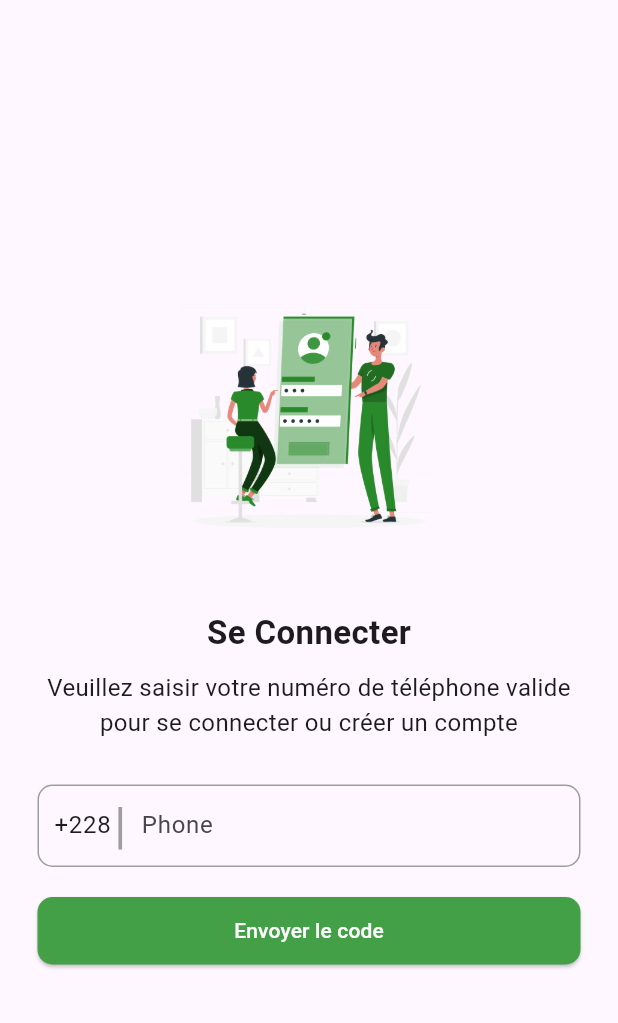
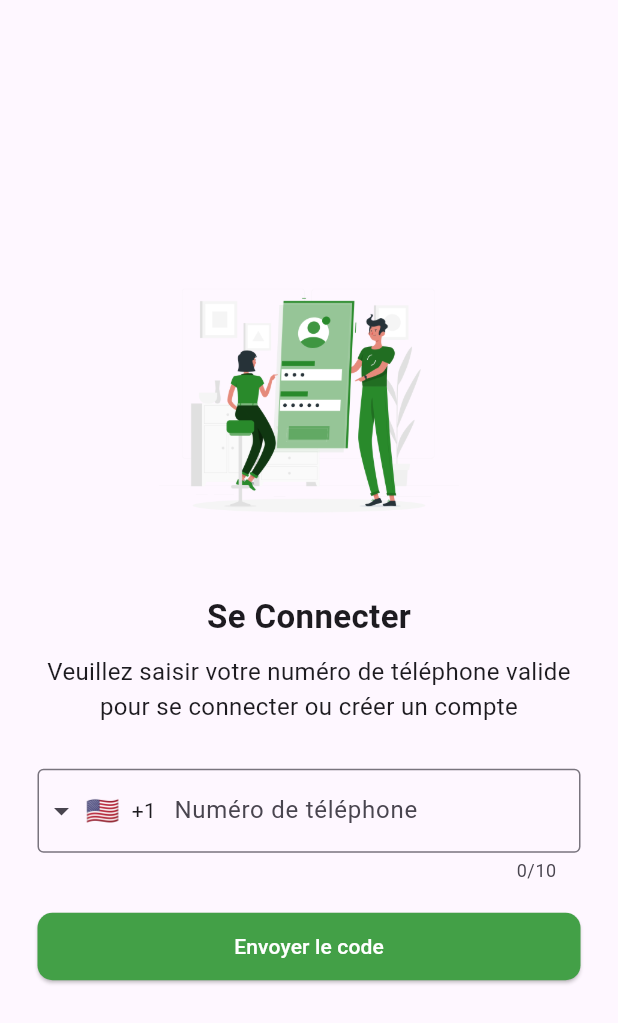
Before and after one commit to bienvenuFanagnon/konami, a Flutter app: the MyPhone screen opened by its route, on a phone screen of 412 x 824 dp. Shown: the top 1023 px of the screen. Run offline on Flutter 3.47's test engine with Material 3 defaults, Android fonts, the phone set to English and light mode, and no system bars; drawn by our look-alikes of intl_phone_field; our stand-ins replace awesome_dialog, badges, cached_network_image, carousel_slider, cloud_firestore, contained_tab_bar_view and 11 more; missing offline and left inert: flutter_email_sender, flutter_ticket, flutter_timer_countdown, pulp_flash; accounts and stored records are empty.

Commit message:
update v11

```diff
--- a/lib/models/soccers_models.dart
+++ b/lib/models/soccers_models.dart
@@ -41,6 +41,8 @@ class AppData {
   late bool app_is_valide=true;
 // "en attente", "validé", "rejeté"
 // "depot" ou "retrait"
+  List<String>? videos=[];
+
   late double soldeTotal;
   late double adminSolde;
 late int nombre_parrainage=20;
--- a/lib/pages/auth/phone.dart
+++ b/lib/pages/auth/phone.dart
@@ -2,6 +2,7 @@ import 'package:firebase_auth/firebase_auth.dart';
 import 'package:flutter/material.dart';
 import 'package:fluttertoast/fluttertoast.dart';
 import 'package:awesome_dialog/awesome_dialog.dart';
+import 'package:intl_phone_field/intl_phone_field.dart';
 import 'package:konami_bet/pages/auth/verify.dart';
 
 import 'function.dart';
@@ -17,6 +18,7 @@ class MyPhone extends StatefulWidget {
 class _MyPhoneState extends State<MyPhone> {
   TextEditingController countryController = TextEditingController();
   late String phone="";
+  late bool isValidPhoneNumber=false;
   late bool _isLoading = false;
   showErrorDialog(BuildContext context,String text) {
     AwesomeDialog(
@@ -44,6 +46,7 @@ class _MyPhoneState extends State<MyPhone> {
       _isLoading = true;
     });
     final _auth = FirebaseAuth.instance;
+    if (isValidPhoneNumber) {
       if (phone.isNotEmpty) {
 
         // notData=false;
@@ -89,8 +92,11 @@ class _MyPhoneState extends State<MyPhone> {
         // notData=true;
         setState(() {
           _isLoading = false;
+          isValidPhoneNumber=false;
         });
       }
+    }
+
   }
 
 
@@ -103,7 +109,9 @@ class _MyPhoneState extends State<MyPhone> {
 
   @override
   Widget build(BuildContext context) {
-    return Scaffold(
+    return WillPopScope(
+      onWillPop: () async => false,
+      child: Scaffold(
         body: Stack(
           children: [
             Container(
@@ -138,48 +146,32 @@ class _MyPhoneState extends State<MyPhone> {
                     SizedBox(
                       height: 30,
                     ),
-                  Container(
-                    height: 55,
-                    decoration: BoxDecoration(
-                        border: Border.all(width: 1, color: Colors.grey),
-                        borderRadius: BorderRadius.circular(10)),
-                    child: Row(
-                      mainAxisAlignment: MainAxisAlignment.center,
-                      children: [
-                        SizedBox(
-                          width: 10,
-                        ),
-                        SizedBox(
-                          width: 40,
-                          child: TextField(
-                            controller: countryController,
-                            keyboardType: TextInputType.number,
+                    IntlPhoneField(
+
                       decoration: InputDecoration(
-                              border: InputBorder.none,
+                        labelText: 'Numéro de téléphone',
+                        border: OutlineInputBorder(
+                          borderSide: BorderSide(),
                         ),
                       ),
+                    //  initialCountryCode: 'TG',
+                      onChanged: (ph) {
+                        print(ph.completeNumber);
+                        phone=ph.completeNumber;
+                      },
+                      validator: (p0) {
+                        isValidPhoneNumber=p0!.isValidNumber();
+                        if (!isValidPhoneNumber) {
+
+                          return 'Le numéro de téléphone est obligatoire.';
+                        }else{
+
+
+                        }
+                        return null;
+                      },
                     ),
-                        Text(
-                          "|",
-                          style: TextStyle(fontSize: 33, color: Colors.grey),
-                        ),
-                        SizedBox(
-                          width: 10,
-                        ),
-                        Expanded(
-                            child: TextField(
-                              onChanged: (value){
-                                phone=value;
-                                },
-                              keyboardType: TextInputType.phone,
-                              decoration: InputDecoration(
-                                border: InputBorder.none,
-                                hintText: "Phone",
-                              ),
-                            ))
-                      ],
-                    ),
-                  ),
+
                     SizedBox(
                       height: 20,
                     ),
@@ -192,12 +184,13 @@ class _MyPhoneState extends State<MyPhone> {
                               shape: RoundedRectangleBorder(
                                   borderRadius: BorderRadius.circular(10))),
                           onPressed:_isLoading ? null : () async {
-                   if(phone.length>6){
+                     if(isValidPhoneNumber){
                        setState(() {
                          _isLoading = true;
                        });
-                    await sendOtpCode('${countryController.text+phone}');
-                     phone="";
+                       print('phone ${phone}');
+                      await sendOtpCode('${phone}');
+                       //phone="";
 
                        /*
                        await FirebaseAuth.instance.verifyPhoneNumber(
@@ -259,6 +252,7 @@ class _MyPhoneState extends State<MyPhone> {
               ),
           ],
         ),
+      ),
     );
   }
 }
--- a/lib/pages/pariencours.dart
+++ b/lib/pages/pariencours.dart
@@ -117,6 +117,7 @@ class _PariEnCoursState extends State<PariEnCours> {
                                 onTap=false;
 
                               });
+
                               Navigator.push(context, MaterialPageRoute(builder: (context) => DetailsPari(pari: pari,),));
 
                             } else{
--- a/pubspec.yaml
+++ b/pubspec.yaml
@@ -59,6 +59,7 @@ dependencies:
   cached_network_image: ^3.3.1
   skeletonizer: ^1.1.1
   video_player: ^2.8.3
+  intl_phone_field: ^3.2.0
 
 
 
```
Also changed, not shown: lib/pages/details/pari_details.dart (+12 -1 lines), lib/pages/history.dart (+21 -3 lines), lib/pages/match.dart (+91 -149 lines), lib/pages/matche_non_jouer.dart (+25 -4 lines), lib/models/soccers_models.g.dart, pubspec.lock. Lines whose indentation alone changed are shown as unchanged.
